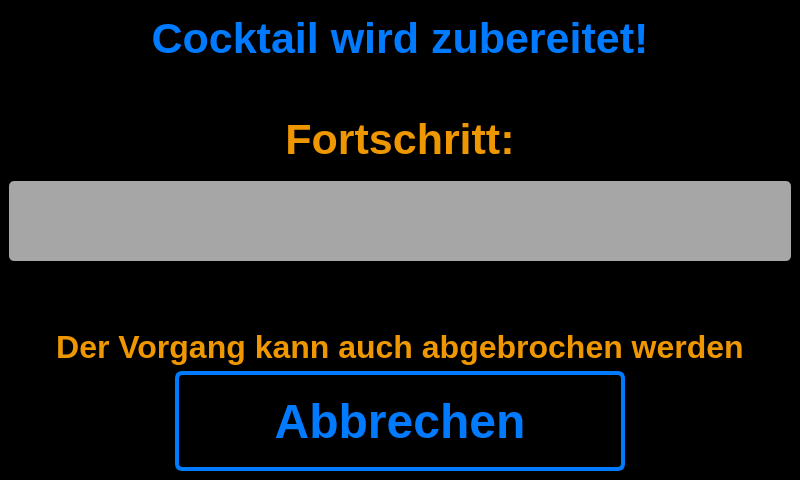
First picture: the form in ui_elements/progressbarwindow.ui, repository AndreWohnsland/CocktailBerry, before the edit.
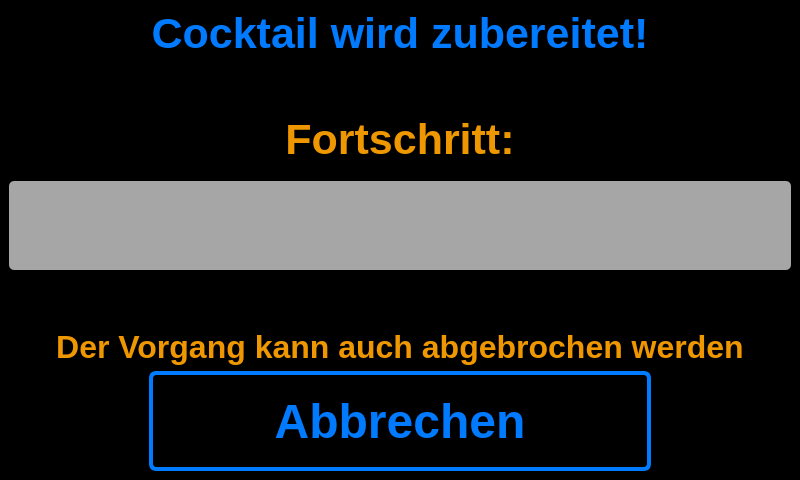
Second picture: the form after the edit.

Patch:
```diff
--- a/ui_elements/progressbarwindow.ui
+++ b/ui_elements/progressbarwindow.ui
@@ -100,7 +100,7 @@
       <property name="maximumSize">
        <size>
         <width>16777215</width>
-        <height>90</height>
+        <height>200</height>
        </size>
       </property>
       <property name="font">
@@ -152,7 +152,7 @@
       <property name="maximumSize">
        <size>
         <width>16777215</width>
-        <height>80</height>
+        <height>300</height>
        </size>
       </property>
       <property name="value">
@@ -177,7 +177,7 @@
       <property name="maximumSize">
        <size>
         <width>16777215</width>
-        <height>100</height>
+        <height>200</height>
        </size>
       </property>
       <property name="font">
@@ -202,9 +202,12 @@
         <property name="orientation">
          <enum>Qt::Horizontal</enum>
         </property>
+        <property name="sizeType">
+         <enum>QSizePolicy::Maximum</enum>
+        </property>
         <property name="sizeHint" stdset="0">
          <size>
-          <width>40</width>
+          <width>140</width>
           <height>20</height>
          </size>
         </property>
@@ -220,8 +223,8 @@
         </property>
         <property name="maximumSize">
          <size>
-          <width>450</width>
-          <height>16777215</height>
+          <width>2000</width>
+          <height>200</height>
          </size>
         </property>
         <property name="font">
@@ -241,9 +244,12 @@
         <property name="orientation">
          <enum>Qt::Horizontal</enum>
         </property>
+        <property name="sizeType">
+         <enum>QSizePolicy::Maximum</enum>
+        </property>
         <property name="sizeHint" stdset="0">
          <size>
-          <width>40</width>
+          <width>140</width>
           <height>20</height>
          </size>
         </property>
```
